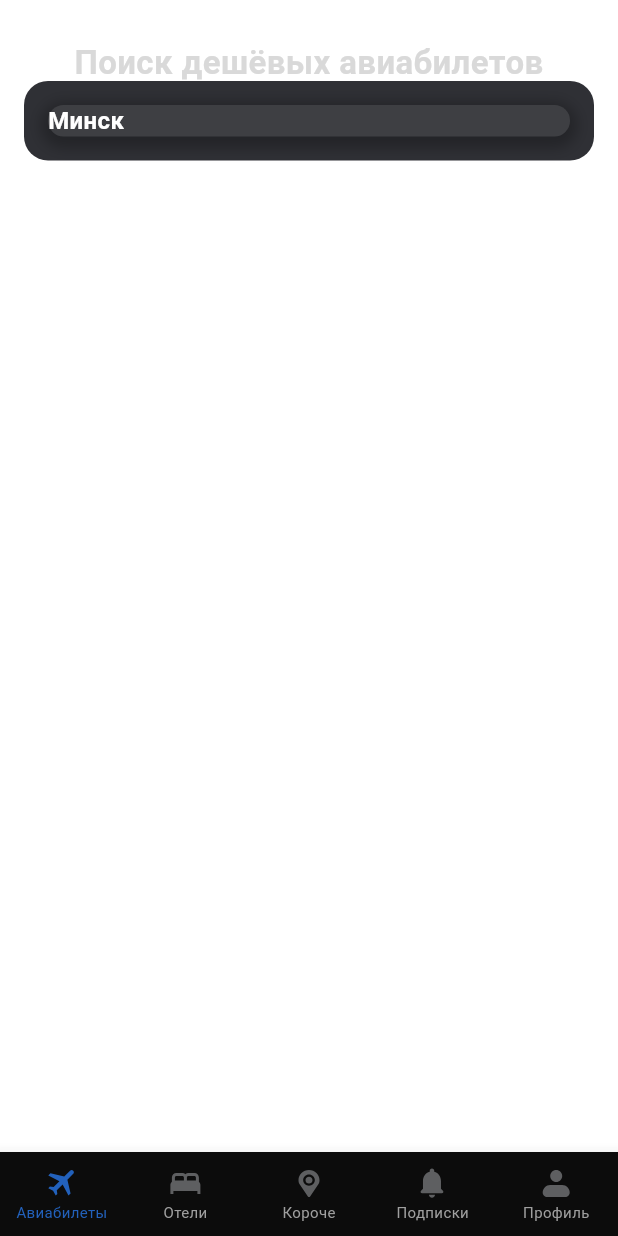
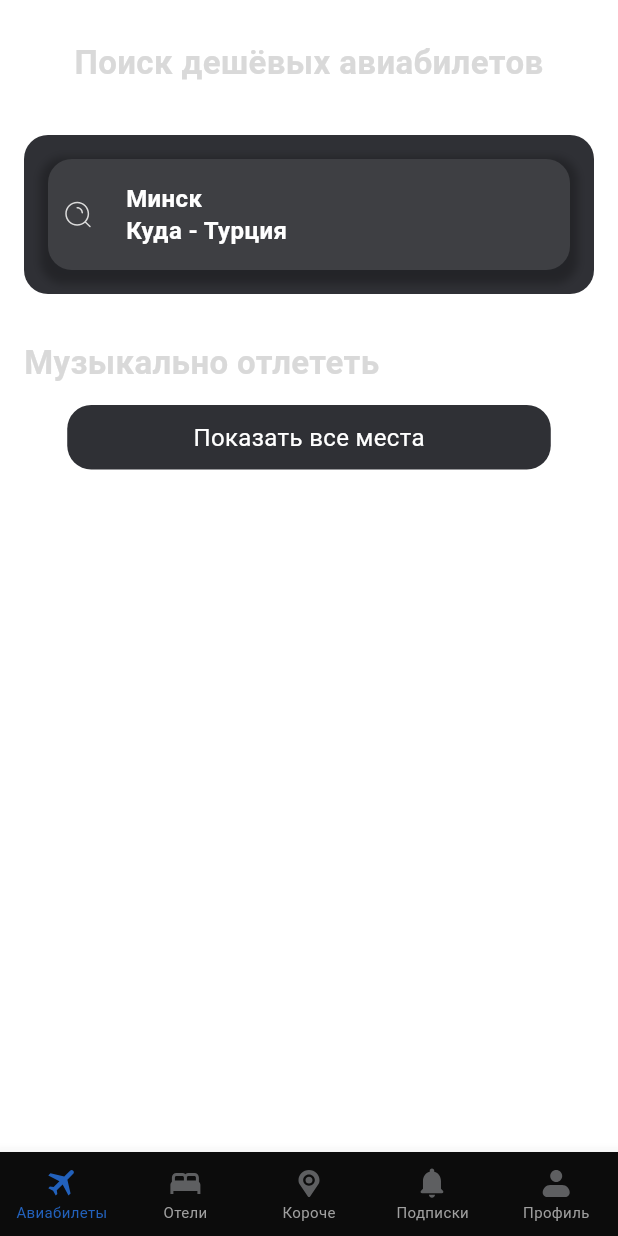
Before and after one commit to MrDalik/Flutter_test_job_08_05_2024, a Flutter app: the screen it shows after launch, on a phone screen of 412 x 824 dp. Run offline on Flutter 3.47's test engine with Material 3 defaults, Android fonts, the phone set to English and light mode, and no system bars; our stand-ins replace flutter_svg, freezed_annotation; Roboto replaces fonts that are missing (SF Pro Display).

Commit message:
Нету изменения цвету у лейблов

```diff
--- a/lib/pages/main_page.dart
+++ b/lib/pages/main_page.dart
@@ -1,5 +1,6 @@
-import 'package:flutter/cupertino.dart';
 import 'package:flutter/material.dart';
+import 'package:flutter_svg/flutter_svg.dart';
+import 'package:flutter_test_job_08_05_2024/pages/%D0%BCodal_page.dart';
 
 class MainPage extends StatelessWidget {
   const MainPage({super.key});
@@ -24,7 +25,33 @@ class MainPage extends StatelessWidget {
               height: 26.4 / 22,
             ),
           ),
-          _SearchBar()
+          SizedBox(
+            height: 36,
+          ),
+          _SearchBar(),
+          SizedBox(
+            height: 32,
+          ),
+          Row(
+            crossAxisAlignment: CrossAxisAlignment.start,
+            children: [
+              Text(
+                "Музыкально отлететь",
+                textAlign: TextAlign.center,
+                style: TextStyle(
+                  color: Color(0xFFD9D9D9),
+                  fontSize: 22,
+                  fontFamily: 'SF Pro Display',
+                  fontWeight: FontWeight.w600,
+                  height: 26.4 / 22,
+                ),
+              ),
+            ],
+          ),
+          SizedBox(
+            height: 16,
+          ),
+          _ButtonPlaces(),
         ],
       ),
     );
@@ -42,7 +69,17 @@ class _SearchBar extends StatelessWidget {
         color: const Color(0xff2F3035),
         borderRadius: BorderRadius.circular(16),
       ),
+      child: GestureDetector(
+        onTap: () {
+          showModalBottomSheet(
+              context: context,
+              backgroundColor: const Color(0xff242529),
+              builder: (BuildContext context) {
+                return const ModalPages();
+              });
+        },
         child: Container(
+          padding: const EdgeInsets.symmetric(horizontal: 8, vertical: 16),
           decoration: BoxDecoration(
               color: const Color(0xff3E3F43),
               borderRadius: BorderRadius.circular(16),
@@ -50,13 +87,19 @@ class _SearchBar extends StatelessWidget {
                 BoxShadow(
                   color: Color(0x3F000000),
                   spreadRadius: 5,
-                blurRadius: 7,
-                offset: Offset(0, 3),
+                  blurRadius: 4,
+                  offset: Offset(0, 4),
                 ),
               ]),
-        child: const Row(
+          child: Row(
             children: [
-            Column(
+              SvgPicture.asset("assets/icon/search.svg"),
+              const SizedBox(
+                width: 20,
+              ),
+              const Expanded(
+                child: Column(
+                  crossAxisAlignment: CrossAxisAlignment.start,
                   children: [
                     Text(
                       "Минск",
@@ -67,12 +110,47 @@ class _SearchBar extends StatelessWidget {
                         fontWeight: FontWeight.w600,
                         height: 20.8 / 16,
                       ),
+                    ),
+                    Text(
+                      "Куда - Турция",
+                      style: TextStyle(
+                        color: Color(0xFFFFFFFF),
+                        fontSize: 16,
+                        fontFamily: 'SF Pro Display',
+                        fontWeight: FontWeight.w600,
+                        height: 20.8 / 16,
+                      ),
                     )
                   ],
+                ),
               )
             ],
+          ),
         ),
       ),
     );
   }
 }
+
+class _ButtonPlaces extends StatelessWidget {
+  const _ButtonPlaces({super.key});
+
+  @override
+  Widget build(BuildContext context) {
+    return Container(
+        padding: const EdgeInsets.symmetric(horizontal: 84, vertical: 11),
+        decoration: BoxDecoration(
+          color: const Color(0xFF2F3035),
+          borderRadius: BorderRadius.circular(16),
+        ),
+        child: const Text(
+          "Показать все места",
+          style: TextStyle(
+            color: Color(0xFFFFFFFF),
+            fontSize: 16,
+            fontFamily: 'SF Pro Display',
+            height: 20.8 / 16,
+          ),
+        ));
+  }
+}
--- /dev/null
+++ b/lib/pages/мodal_page.dart
@@ -0,0 +1,10 @@
+import 'package:flutter/cupertino.dart';
+
+class ModalPages extends StatelessWidget {
+  const ModalPages({super.key});
+
+  @override
+  Widget build(BuildContext context) {
+    return const Placeholder();
+  }
+}
```
Lines whose indentation alone changed are shown as unchanged.
